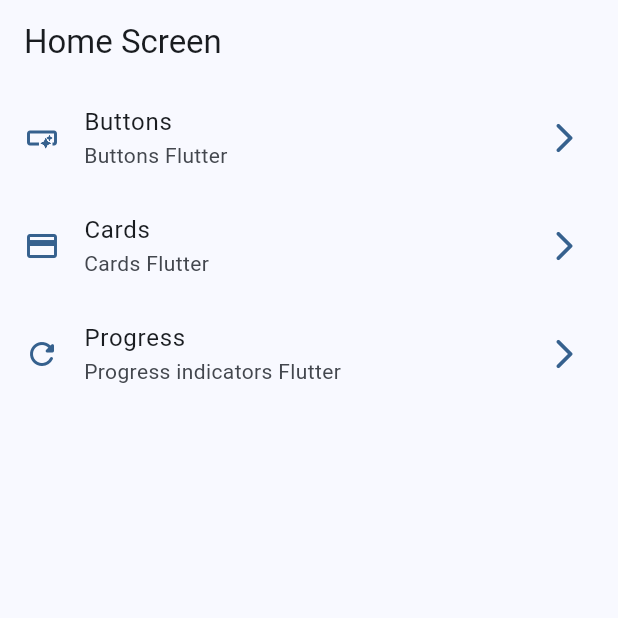
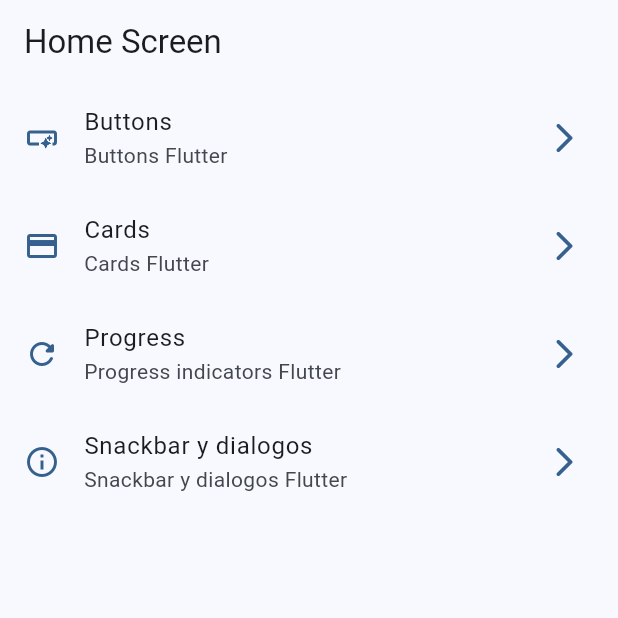
Before and after one commit to DiegoYepes05/Widgets_App, a Flutter app: the screen it shows after launch, on a phone screen of 412 x 824 dp, the top half of it. Run offline on Flutter 3.47's test engine with Material 3 defaults, Android fonts, the phone set to English and light mode, and no system bars; our stand-ins replace go_router.

Commit message:
Snackbar finished

```diff
--- a/lib/config/menu/menu_items.dart
+++ b/lib/config/menu/menu_items.dart
@@ -30,4 +30,9 @@ const appMenuItems = <MenuItems>[
       subTitle: 'Progress indicators Flutter',
       icon: Icons.refresh_rounded,
       link: '/progress'),
+  MenuItems(
+      title: 'Snackbar y dialogos',
+      subTitle: 'Snackbar y dialogos Flutter',
+      icon: Icons.info_outline,
+      link: '/snackbars'),
 ];
--- a/lib/config/router/app_router.dart
+++ b/lib/config/router/app_router.dart
@@ -20,5 +20,9 @@ final appRouter = GoRouter(
       path: '/progress',
       builder: (context, state) => const ProgressScreen(),
     ),
+    GoRoute(
+      path: '/snackbars',
+      builder: (context, state) => const SnackbarScreen(),
+    ),
   ],
 );
```
Also changed, not shown: lib/presentation/screens/snackbar/snackbar_screen.dart (+23 -1 lines), 1 other file.
